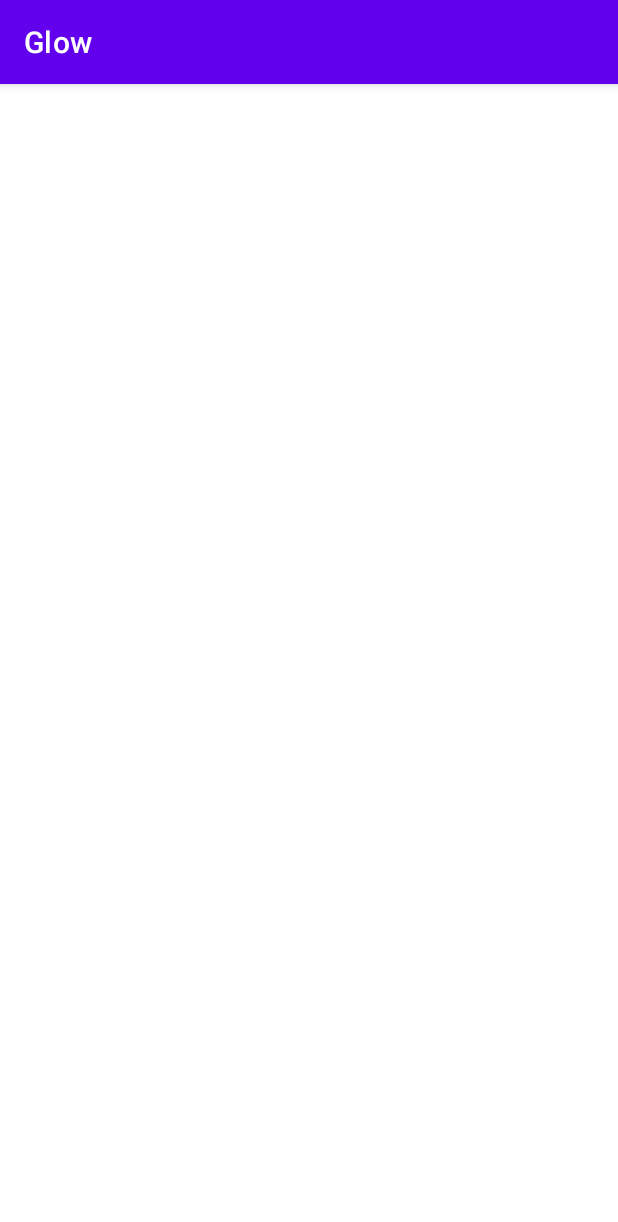
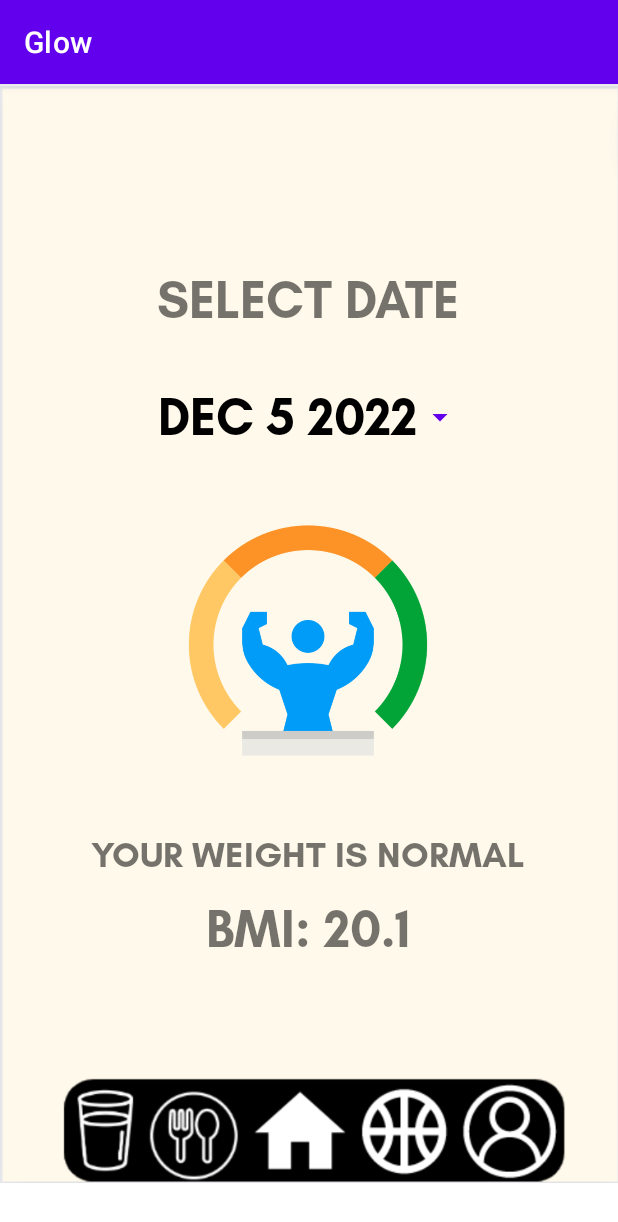
Before and after one commit to chloegem/MobileFinalProject, an Android app: the HomeActivity screen opened directly, with no data from a screen before it, on a phone screen of 412 x 824 dp. Shown: the top 1222 px of the screen. Run offline under Robolectric (Android 15) with nearby library versions, the phone set to English and light mode, and no system bars.

Commit message:
Home page UI/UX complete

```diff
--- a/Frontend/app/src/main/java/com/example/glow/HomeActivity.java
+++ b/Frontend/app/src/main/java/com/example/glow/HomeActivity.java
@@ -3,6 +3,7 @@ package com.example.glow;
 import androidx.appcompat.app.AppCompatActivity;
 
 import android.os.Bundle;
+import android.view.View;
 
 public class HomeActivity extends AppCompatActivity {
 
@@ -11,4 +12,13 @@ public class HomeActivity extends AppCompatActivity {
         super.onCreate(savedInstanceState);
         setContentView(R.layout.activity_home);
     }
+
+    public void goWater(View view){
+    }
+    public void goFood(View view){
+    }
+    public void goSport(View view){
+    }
+    public void goUser(View view){
+    }
 }
--- a/Frontend/app/src/main/res/layout/activity_home.xml
+++ b/Frontend/app/src/main/res/layout/activity_home.xml
@@ -6,4 +6,136 @@
     android:layout_height="match_parent"
     tools:context=".HomeActivity">
 
+    <ImageView
+        android:id="@+id/imageView4"
+        android:layout_width="414dp"
+        android:layout_height="734dp"
+        app:layout_constraintBottom_toBottomOf="parent"
+        app:layout_constraintEnd_toEndOf="parent"
+        app:layout_constraintHorizontal_bias="0.666"
+        app:layout_constraintStart_toStartOf="parent"
+        app:layout_constraintTop_toTopOf="parent"
+        app:layout_constraintVertical_bias="0.0"
+        app:srcCompat="@drawable/home" />
+
+    <ImageView
+        android:id="@+id/imageView5"
+        android:layout_width="180dp"
+        android:layout_height="175dp"
+        app:layout_constraintBottom_toBottomOf="parent"
+        app:layout_constraintEnd_toEndOf="parent"
+        app:layout_constraintHorizontal_bias="0.497"
+        app:layout_constraintStart_toStartOf="parent"
+        app:layout_constraintTop_toTopOf="parent"
+        app:layout_constraintVertical_bias="0.478"
+        app:srcCompat="@drawable/bmi" />
+
+    <TextView
+        android:id="@+id/weight_status"
+        android:layout_width="wrap_content"
+        android:layout_height="wrap_content"
+        android:fontFamily="@font/glacialindifferencebold"
+        android:text="YOUR WEIGHT IS NORMAL"
+        android:textSize="24sp"
+        app:layout_constraintBottom_toBottomOf="parent"
+        app:layout_constraintEnd_toEndOf="parent"
+        app:layout_constraintHorizontal_bias="0.495"
+        app:layout_constraintStart_toStartOf="parent"
+        app:layout_constraintTop_toTopOf="parent"
+        app:layout_constraintVertical_bias="0.676" />
+
+    <TextView
+        android:id="@+id/bmi_status"
+        android:layout_width="wrap_content"
+        android:layout_height="wrap_content"
+        android:fontFamily="@font/glacialindifferencebold"
+        android:text="BMI: 20.1"
+        android:textSize="34sp"
+        app:layout_constraintBottom_toBottomOf="parent"
+        app:layout_constraintEnd_toEndOf="parent"
+        app:layout_constraintHorizontal_bias="0.498"
+        app:layout_constraintStart_toStartOf="parent"
+        app:layout_constraintTop_toTopOf="parent"
+        app:layout_constraintVertical_bias="0.747" />
+
+    <TextView
+        android:id="@+id/selectdate"
+        android:layout_width="wrap_content"
+        android:layout_height="wrap_content"
+        android:fontFamily="@font/glacialindifferencebold"
+        android:text="SELECT DATE"
+        android:textSize="34sp"
+        app:layout_constraintBottom_toBottomOf="parent"
+        app:layout_constraintEnd_toEndOf="parent"
+        app:layout_constraintHorizontal_bias="0.497"
+        app:layout_constraintStart_toStartOf="parent"
+        app:layout_constraintTop_toTopOf="parent"
+        app:layout_constraintVertical_bias="0.169" />
+
+    <Button
+        android:id="@+id/datePickerButton"
+        style="?android:spinnerStyle"
+        android:layout_width="228dp"
+        android:layout_height="80dp"
+        android:autoText="true"
+        android:fontFamily="@font/glacialindifferencebold"
+        android:onClick="onclick"
+        android:text="DEC 5 2022"
+        android:textColor="#000000"
+        android:textColorHighlight="#000000"
+        android:textSize="34sp"
+        app:layout_constraintBottom_toBottomOf="parent"
+        app:layout_constraintEnd_toEndOf="parent"
+        app:layout_constraintHorizontal_bias="0.484"
+        app:layout_constraintStart_toStartOf="parent"
+        app:layout_constraintTop_toTopOf="parent"
+        app:layout_constraintVertical_bias="0.265" />
+
+    <TextView
+        android:id="@+id/textView6"
+        android:layout_width="53dp"
+        android:layout_height="59dp"
+        android:onClick="goWater"
+        app:layout_constraintBottom_toBottomOf="parent"
+        app:layout_constraintEnd_toEndOf="parent"
+        app:layout_constraintHorizontal_bias="0.115"
+        app:layout_constraintStart_toStartOf="parent"
+        app:layout_constraintTop_toTopOf="@+id/imageView4"
+        app:layout_constraintVertical_bias="0.994" />
+
+    <TextView
+        android:id="@+id/textView7"
+        android:layout_width="65dp"
+        android:layout_height="60dp"
+        android:onClick="goFood"
+        app:layout_constraintBottom_toBottomOf="parent"
+        app:layout_constraintEnd_toEndOf="parent"
+        app:layout_constraintHorizontal_bias="0.271"
+        app:layout_constraintStart_toStartOf="parent"
+        app:layout_constraintTop_toTopOf="@+id/imageView4"
+        app:layout_constraintVertical_bias="0.994" />
+
+    <TextView
+        android:id="@+id/textView9"
+        android:layout_width="69dp"
+        android:layout_height="60dp"
+        android:onClick="goSport"
+        app:layout_constraintBottom_toBottomOf="parent"
+        app:layout_constraintEnd_toEndOf="parent"
+        app:layout_constraintHorizontal_bias="0.675"
+        app:layout_constraintStart_toStartOf="parent"
+        app:layout_constraintTop_toTopOf="@+id/imageView4"
+        app:layout_constraintVertical_bias="0.995" />
+
+    <TextView
+        android:id="@+id/textView10"
+        android:layout_width="69dp"
+        android:layout_height="60dp"
+        android:onClick="goUser"
+        app:layout_constraintBottom_toBottomOf="parent"
+        app:layout_constraintEnd_toEndOf="parent"
+        app:layout_constraintHorizontal_bias="0.877"
+        app:layout_constraintStart_toStartOf="parent"
+        app:layout_constraintTop_toTopOf="@+id/imageView4"
+        app:layout_constraintVertical_bias="0.995" />
 </androidx.constraintlayout.widget.ConstraintLayout>
```
Also changed, not shown: Frontend/app/src/main/res/drawable-v24/home.png (added), Frontend/app/src/main/res/drawable-v24/login.png (renamed from Frontend/app/src/main/res/drawable/login.png), Frontend/app/src/main/res/drawable-v24/register.png (renamed from Frontend/app/src/main/res/drawable/register.png), Frontend/app/src/main/res/drawable-v24/splashscreen.png (renamed from Frontend/app/src/main/res/drawable/splashscreen.png).
